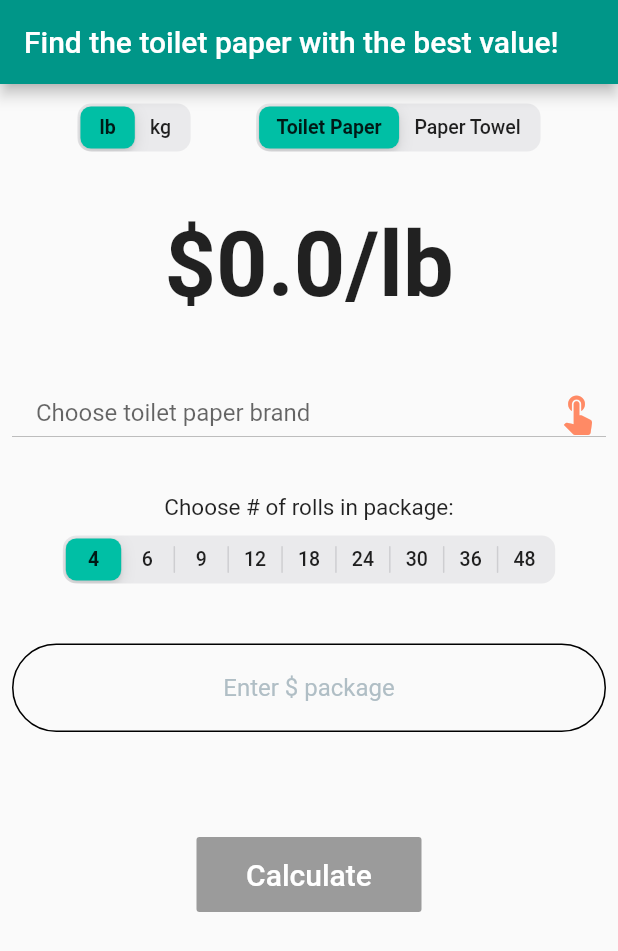
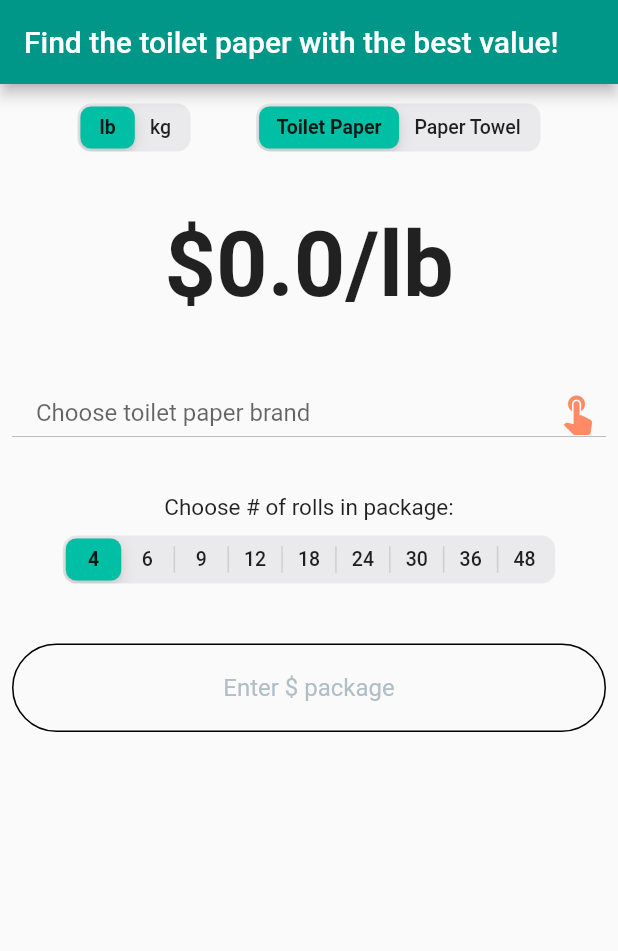
Before and after one commit to rickym1/tpcalculator, a Flutter app: the screen it shows after launch, on a phone screen of 412 x 824 dp. Shown: the top 951 px of the screen. Run offline on Flutter 3.47's test engine with Material 2 defaults, Android fonts, the phone set to English and light mode, and no system bars.

Commit message:
autocalc completed and button removed

```diff
--- a/lib/HomePage.dart
+++ b/lib/HomePage.dart
@@ -65,6 +65,8 @@ class _HomePageState extends State<HomePage> {
   var _controller = TextEditingController();
 
   void calculateValue() {
+    if (dropDownValue == null) {
+    } else {
       setState(() {
         if (weightTypeNumber == 0) {
           gramsBrand = dropDownValue;
@@ -84,6 +86,7 @@ class _HomePageState extends State<HomePage> {
           weightName = 'kg';
         }
       });
+    }
   }
 
   @override
@@ -108,6 +111,7 @@ class _HomePageState extends State<HomePage> {
                         onValueChanged: (int val) {
                           setState(() {
                             weightTypeNumber = val;
+                            calculateValue();
                           });
                         },
                         groupValue: weightTypeNumber,
@@ -127,6 +131,7 @@ class _HomePageState extends State<HomePage> {
                             } else {
                               dropDownMap = paperTest;
                             }
+                            calculateValue();
                           });
                         },
                         groupValue: paperTypeNumber,
@@ -167,6 +172,7 @@ class _HomePageState extends State<HomePage> {
                       onChanged: (double newValue) {
                         setState(() {
                           dropDownValue = newValue;
+                          calculateValue();
                         });
                       }),
                 ),
@@ -181,6 +187,7 @@ class _HomePageState extends State<HomePage> {
                   onValueChanged: (int val) {
                     setState(() {
                       rollNumber = val;
+                      calculateValue();
                     });
                   },
                   groupValue: rollNumber,
@@ -192,6 +199,7 @@ class _HomePageState extends State<HomePage> {
                   controller: _controller,
                   onChanged: (val) {
                     pricePackage = double.parse(val);
+                    calculateValue();
                   },
                   decoration: InputDecoration(
                       hintText: 'Enter \$ package',
@@ -201,19 +209,6 @@ class _HomePageState extends State<HomePage> {
                           borderRadius: BorderRadius.circular(30),
                           borderSide: BorderSide(color: Colors.black))),
                 ),
-                Padding(padding: const EdgeInsets.only(top: 70)),
-                ButtonTheme(
-                  minWidth: 150,
-                  height: 50,
-                  child: RaisedButton(
-                      onPressed: null,
-                      child: Text(
-                        'Calculate',
-                        style: TextStyle(fontSize: 20),
-                      ),
-                      textColor: Colors.white,
-                      color: Colors.tealAccent[700]),
-                )
               ],
             ),
           ]),
```
Lines whose indentation alone changed are shown as unchanged.
